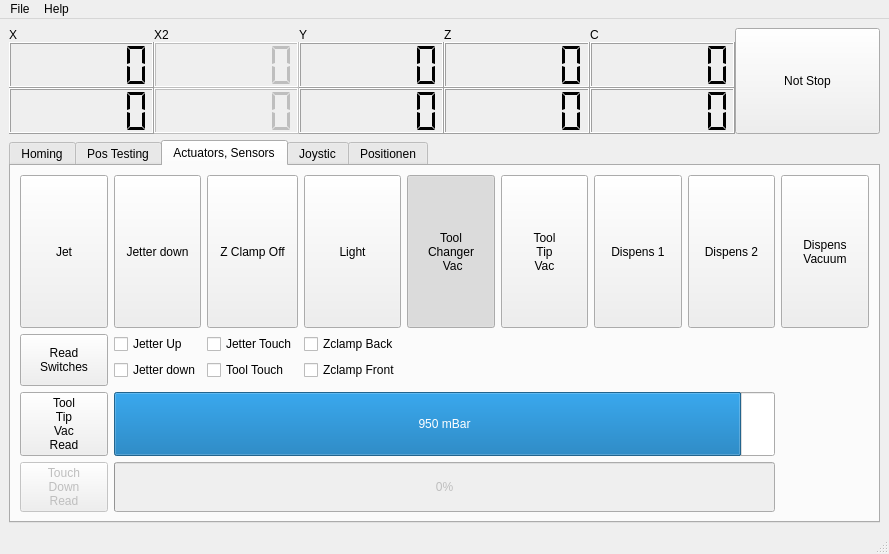
Qt form Gui.ui (gxurma/PythonCanSteering) before a commit.
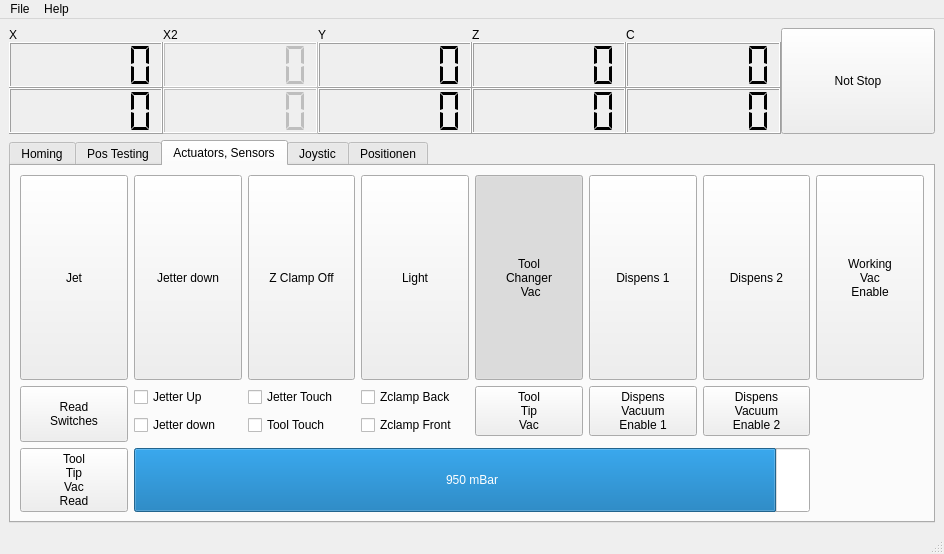
The same form after that commit. The open tabs and pages were chosen to show the change.

Commit message: added new buttons for the dispensers and vacuum andling

Diff of the .ui file:
```diff
--- a/Gui.ui
+++ b/Gui.ui
@@ -9,7 +9,7 @@
    <rect>
     <x>0</x>
     <y>0</y>
-    <width>889</width>
+    <width>944</width>
     <height>554</height>
    </rect>
   </property>
@@ -1041,37 +1041,21 @@
         <string>Actuators, Sensors</string>
        </attribute>
        <layout class="QGridLayout" name="gridLayout_5">
-        <item row="6" column="0">
-         <widget class="QPushButton" name="pushButtonTouchDownRead">
-          <property name="enabled">
-           <bool>false</bool>
+        <item row="3" column="2">
+         <widget class="QCheckBox" name="checkBoxTipTouch">
+          <property name="text">
+           <string>Tool Touch</string>
           </property>
-          <property name="sizePolicy">
-           <sizepolicy hsizetype="Expanding" vsizetype="Expanding">
-            <horstretch>0</horstretch>
-            <verstretch>0</verstretch>
-           </sizepolicy>
-          </property>
+         </widget>
+        </item>
+        <item row="3" column="3">
+         <widget class="QCheckBox" name="checkBoxZClampFront">
           <property name="text">
-           <string>Touch
-Down
-Read</string>
+           <string>Zclamp Front</string>
           </property>
-          <property name="checkable">
-           <bool>false</bool>
-          </property>
-          <property name="checked">
-           <bool>false</bool>
-          </property>
-          <property name="autoRepeat">
-           <bool>true</bool>
-          </property>
-          <property name="default">
-           <bool>false</bool>
-          </property>
          </widget>
         </item>
-        <item row="4" column="0">
+        <item row="5" column="0">
          <widget class="QPushButton" name="pushButtonToolTipVacRead">
           <property name="sizePolicy">
            <sizepolicy hsizetype="Expanding" vsizetype="Expanding">
@@ -1099,183 +1083,35 @@
           </property>
          </widget>
         </item>
-        <item row="2" column="1">
+        <item row="3" column="1">
          <widget class="QCheckBox" name="checkBoxJetterDown">
           <property name="text">
            <string>Jetter down</string>
           </property>
          </widget>
         </item>
-        <item row="0" column="4">
-         <widget class="QPushButton" name="pushButtonToolChangerVac">
-          <property name="sizePolicy">
-           <sizepolicy hsizetype="Expanding" vsizetype="Expanding">
-            <horstretch>0</horstretch>
-            <verstretch>1</verstretch>
-           </sizepolicy>
-          </property>
-          <property name="text">
-           <string>Tool
-Changer
- Vac</string>
-          </property>
-          <property name="checkable">
-           <bool>true</bool>
-          </property>
-          <property name="checked">
-           <bool>true</bool>
-          </property>
-          <property name="default">
-           <bool>false</bool>
-          </property>
-         </widget>
-        </item>
-        <item row="1" column="3">
+        <item row="2" column="3">
          <widget class="QCheckBox" name="checkBoxZClampBack">
           <property name="text">
            <string>Zclamp Back</string>
           </property>
          </widget>
         </item>
-        <item row="1" column="1">
+        <item row="2" column="1">
          <widget class="QCheckBox" name="checkBoxJetterUp">
           <property name="text">
            <string>Jetter Up</string>
           </property>
          </widget>
         </item>
-        <item row="0" column="2">
-         <widget class="QPushButton" name="pushButtonZClampOff">
-          <property name="sizePolicy">
-           <sizepolicy hsizetype="Expanding" vsizetype="Expanding">
-            <horstretch>0</horstretch>
-            <verstretch>0</verstretch>
-           </sizepolicy>
-          </property>
-          <property name="text">
-           <string>Z Clamp Off</string>
-          </property>
-          <property name="checkable">
-           <bool>true</bool>
-          </property>
-          <property name="checked">
-           <bool>false</bool>
-          </property>
-          <property name="default">
-           <bool>false</bool>
-          </property>
-         </widget>
-        </item>
-        <item row="0" column="7">
-         <widget class="QPushButton" name="pushButtonDispens2">
-          <property name="sizePolicy">
-           <sizepolicy hsizetype="Expanding" vsizetype="Expanding">
-            <horstretch>0</horstretch>
-            <verstretch>0</verstretch>
-           </sizepolicy>
-          </property>
-          <property name="text">
-           <string>Dispens 2</string>
-          </property>
-          <property name="checkable">
-           <bool>true</bool>
-          </property>
-          <property name="checked">
-           <bool>false</bool>
-          </property>
-          <property name="default">
-           <bool>false</bool>
-          </property>
-         </widget>
-        </item>
-        <item row="2" column="3">
-         <widget class="QCheckBox" name="checkBoxZClampFront">
-          <property name="text">
-           <string>Zclamp Front</string>
-          </property>
-         </widget>
-        </item>
         <item row="2" column="2">
-         <widget class="QCheckBox" name="checkBoxTipTouch">
-          <property name="text">
-           <string>Tool Touch</string>
-          </property>
-         </widget>
-        </item>
-        <item row="1" column="2">
          <widget class="QCheckBox" name="checkBoxJetterTouch">
           <property name="text">
            <string>Jetter Touch</string>
           </property>
          </widget>
         </item>
-        <item row="6" column="1" colspan="7">
-         <widget class="QProgressBar" name="progressBarTouchDownRead">
-          <property name="enabled">
-           <bool>false</bool>
-          </property>
-          <property name="sizePolicy">
-           <sizepolicy hsizetype="Expanding" vsizetype="Expanding">
-            <horstretch>0</horstretch>
-            <verstretch>0</verstretch>
-           </sizepolicy>
-          </property>
-          <property name="maximum">
-           <number>100</number>
-          </property>
-          <property name="value">
-           <number>0</number>
-          </property>
-          <property name="format">
-           <string>%p%</string>
-          </property>
-         </widget>
-        </item>
-        <item row="0" column="3">
-         <widget class="QPushButton" name="pushButtonLight">
-          <property name="sizePolicy">
-           <sizepolicy hsizetype="Expanding" vsizetype="Expanding">
-            <horstretch>0</horstretch>
-            <verstretch>0</verstretch>
-           </sizepolicy>
-          </property>
-          <property name="text">
-           <string>Light</string>
-          </property>
-          <property name="checkable">
-           <bool>true</bool>
-          </property>
-          <property name="checked">
-           <bool>false</bool>
-          </property>
-          <property name="default">
-           <bool>false</bool>
-          </property>
-         </widget>
-        </item>
-        <item row="0" column="1">
-         <widget class="QPushButton" name="pushButtonJetterDown">
-          <property name="sizePolicy">
-           <sizepolicy hsizetype="Expanding" vsizetype="Expanding">
-            <horstretch>0</horstretch>
-            <verstretch>0</verstretch>
-           </sizepolicy>
-          </property>
-          <property name="text">
-           <string>Jetter down</string>
-          </property>
-          <property name="checkable">
-           <bool>true</bool>
-          </property>
-          <property name="checked">
-           <bool>false</bool>
-          </property>
-          <property name="default">
-           <bool>false</bool>
-          </property>
-         </widget>
-        </item>
-        <item row="4" column="1" colspan="7">
+        <item row="5" column="1" colspan="6">
          <widget class="QProgressBar" name="progressBarToolTipVacRead">
           <property name="sizePolicy">
            <sizepolicy hsizetype="Expanding" vsizetype="Expanding">
@@ -1294,51 +1130,7 @@
           </property>
          </widget>
         </item>
-        <item row="0" column="6">
-         <widget class="QPushButton" name="pushButtonDispens1">
-          <property name="sizePolicy">
-           <sizepolicy hsizetype="Expanding" vsizetype="Expanding">
-            <horstretch>0</horstretch>
-            <verstretch>0</verstretch>
-           </sizepolicy>
-          </property>
-          <property name="text">
-           <string>Dispens 1</string>
-          </property>
-          <property name="checkable">
-           <bool>true</bool>
-          </property>
-          <property name="checked">
-           <bool>false</bool>
-          </property>
-          <property name="default">
-           <bool>false</bool>
-          </property>
-         </widget>
-        </item>
-        <item row="0" column="0">
-         <widget class="QPushButton" name="pushButtonJet">
-          <property name="sizePolicy">
-           <sizepolicy hsizetype="Expanding" vsizetype="Expanding">
-            <horstretch>0</horstretch>
-            <verstretch>0</verstretch>
-           </sizepolicy>
-          </property>
-          <property name="text">
-           <string>Jet</string>
-          </property>
-          <property name="checkable">
-           <bool>true</bool>
-          </property>
-          <property name="checked">
-           <bool>false</bool>
-          </property>
-          <property name="default">
-           <bool>false</bool>
-          </property>
-         </widget>
-        </item>
-        <item row="1" column="0" rowspan="3">
+        <item row="2" column="0" rowspan="3">
          <widget class="QPushButton" name="pushButtonReadSwitches">
           <property name="sizePolicy">
            <sizepolicy hsizetype="Expanding" vsizetype="Expanding">
@@ -1367,7 +1159,7 @@
           </property>
          </widget>
         </item>
-        <item row="0" column="5">
+        <item row="2" column="4" rowspan="2">
          <widget class="QPushButton" name="pushButtonToolTipVac">
           <property name="sizePolicy">
            <sizepolicy hsizetype="Expanding" vsizetype="Expanding">
@@ -1391,8 +1183,8 @@
           </property>
          </widget>
         </item>
-        <item row="0" column="8">
-         <widget class="QPushButton" name="pushButtonDispensVac">
+        <item row="2" column="6" rowspan="2">
+         <widget class="QPushButton" name="pushButtonDispensVac2">
           <property name="sizePolicy">
            <sizepolicy hsizetype="Expanding" vsizetype="Expanding">
             <horstretch>0</horstretch>
@@ -1401,7 +1193,212 @@
           </property>
           <property name="text">
            <string>Dispens
-Vacuum</string>
+Vacuum
+Enable 2</string>
+          </property>
+          <property name="checkable">
+           <bool>true</bool>
+          </property>
+          <property name="checked">
+           <bool>false</bool>
+          </property>
+          <property name="default">
+           <bool>false</bool>
+          </property>
+         </widget>
+        </item>
+        <item row="2" column="5" rowspan="2">
+         <widget class="QPushButton" name="pushButtonDispensVac1">
+          <property name="sizePolicy">
+           <sizepolicy hsizetype="Expanding" vsizetype="Expanding">
+            <horstretch>0</horstretch>
+            <verstretch>0</verstretch>
+           </sizepolicy>
+          </property>
+          <property name="text">
+           <string>Dispens
+Vacuum
+Enable 1</string>
+          </property>
+          <property name="checkable">
+           <bool>true</bool>
+          </property>
+          <property name="checked">
+           <bool>false</bool>
+          </property>
+          <property name="default">
+           <bool>false</bool>
+          </property>
+         </widget>
+        </item>
+        <item row="0" column="0" rowspan="2">
+         <widget class="QPushButton" name="pushButtonJet">
+          <property name="sizePolicy">
+           <sizepolicy hsizetype="Expanding" vsizetype="Expanding">
+            <horstretch>0</horstretch>
+            <verstretch>0</verstretch>
+           </sizepolicy>
+          </property>
+          <property name="text">
+           <string>Jet</string>
+          </property>
+          <property name="checkable">
+           <bool>true</bool>
+          </property>
+          <property name="checked">
+           <bool>false</bool>
+          </property>
+          <property name="default">
+           <bool>false</bool>
+          </property>
+         </widget>
+        </item>
+        <item row="0" column="1" rowspan="2">
+         <widget class="QPushButton" name="pushButtonJetterDown">
+          <property name="sizePolicy">
+           <sizepolicy hsizetype="Expanding" vsizetype="Expanding">
+            <horstretch>0</horstretch>
+            <verstretch>0</verstretch>
+           </sizepolicy>
+          </property>
+          <property name="text">
+           <string>Jetter down</string>
+          </property>
+          <property name="checkable">
+           <bool>true</bool>
+          </property>
+          <property name="checked">
+           <bool>false</bool>
+          </property>
+          <property name="default">
+           <bool>false</bool>
+          </property>
+         </widget>
+        </item>
+        <item row="0" column="2" rowspan="2">
+         <widget class="QPushButton" name="pushButtonZClampOff">
+          <property name="sizePolicy">
+           <sizepolicy hsizetype="Expanding" vsizetype="Expanding">
+            <horstretch>0</horstretch>
+            <verstretch>0</verstretch>
+           </sizepolicy>
+          </property>
+          <property name="text">
+           <string>Z Clamp Off</string>
+          </property>
+          <property name="checkable">
+           <bool>true</bool>
+          </property>
+          <property name="checked">
+           <bool>false</bool>
+          </property>
+          <property name="default">
+           <bool>false</bool>
+          </property>
+         </widget>
+        </item>
+        <item row="0" column="3" rowspan="2">
+         <widget class="QPushButton" name="pushButtonLight">
+          <property name="sizePolicy">
+           <sizepolicy hsizetype="Expanding" vsizetype="Expanding">
+            <horstretch>0</horstretch>
+            <verstretch>0</verstretch>
+           </sizepolicy>
+          </property>
+          <property name="text">
+           <string>Light</string>
+          </property>
+          <property name="checkable">
+           <bool>true</bool>
+          </property>
+          <property name="checked">
+           <bool>false</bool>
+          </property>
+          <property name="default">
+           <bool>false</bool>
+          </property>
+         </widget>
+        </item>
+        <item row="0" column="4" rowspan="2">
+         <widget class="QPushButton" name="pushButtonToolChangerVac">
+          <property name="sizePolicy">
+           <sizepolicy hsizetype="Expanding" vsizetype="Expanding">
+            <horstretch>0</horstretch>
+            <verstretch>1</verstretch>
+           </sizepolicy>
+          </property>
+          <property name="text">
+           <string>Tool
+Changer
+ Vac</string>
+          </property>
+          <property name="checkable">
+           <bool>true</bool>
+          </property>
+          <property name="checked">
+           <bool>true</bool>
+          </property>
+          <property name="default">
+           <bool>false</bool>
+          </property>
+         </widget>
+        </item>
+        <item row="0" column="5" rowspan="2">
+         <widget class="QPushButton" name="pushButtonDispens1">
+          <property name="sizePolicy">
+           <sizepolicy hsizetype="Expanding" vsizetype="Expanding">
+            <horstretch>0</horstretch>
+            <verstretch>0</verstretch>
+           </sizepolicy>
+          </property>
+          <property name="text">
+           <string>Dispens 1</string>
+          </property>
+          <property name="checkable">
+           <bool>true</bool>
+          </property>
+          <property name="checked">
+           <bool>false</bool>
+          </property>
+          <property name="default">
+           <bool>false</bool>
+          </property>
+         </widget>
+        </item>
+        <item row="0" column="6" rowspan="2">
+         <widget class="QPushButton" name="pushButtonDispens2">
+          <property name="sizePolicy">
+           <sizepolicy hsizetype="Expanding" vsizetype="Expanding">
+            <horstretch>0</horstretch>
+            <verstretch>0</verstretch>
+           </sizepolicy>
+          </property>
+          <property name="text">
+           <string>Dispens 2</string>
+          </property>
+          <property name="checkable">
+           <bool>true</bool>
+          </property>
+          <property name="checked">
+           <bool>false</bool>
+          </property>
+          <property name="default">
+           <bool>false</bool>
+          </property>
+         </widget>
+        </item>
+        <item row="0" column="7" rowspan="2">
+         <widget class="QPushButton" name="pushButtonWorkingVac">
+          <property name="sizePolicy">
+           <sizepolicy hsizetype="Expanding" vsizetype="Expanding">
+            <horstretch>0</horstretch>
+            <verstretch>0</verstretch>
+           </sizepolicy>
+          </property>
+          <property name="text">
+           <string>Working
+Vac
+Enable</string>
           </property>
           <property name="checkable">
            <bool>true</bool>
@@ -1925,8 +1922,8 @@
     <rect>
      <x>0</x>
      <y>0</y>
-     <width>889</width>
-     <height>21</height>
+     <width>944</width>
+     <height>25</height>
     </rect>
    </property>
    <widget class="QMenu" name="menuFile">
```
Left out of the diff: 2 changed lines with no effect on the pictures. The commit also changes 1 other file.
